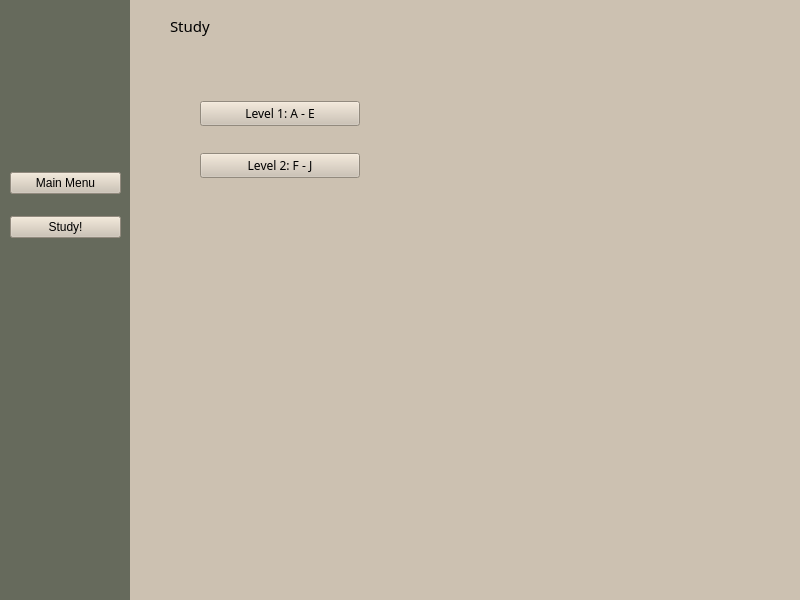
Above: mainmenu.ui from University-of-Utah-CS3505/a9-an-educational-app-BrittonJordan before the change. Below: the same form after it.
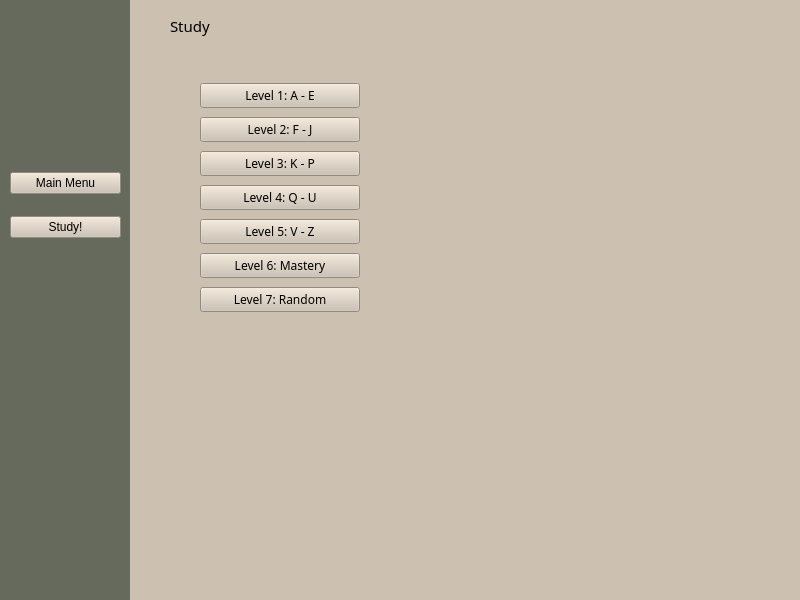
That is the form after the change. The open tabs and pages were chosen to show the change.

Commit message: Added all study level buttons and connected to study slots

```diff
--- a/mainmenu.ui
+++ b/mainmenu.ui
@@ -82,7 +82,7 @@
         <x>70</x>
         <y>80</y>
         <width>160</width>
-        <height>121</height>
+        <height>241</height>
        </rect>
       </property>
       <layout class="QVBoxLayout" name="levelButtonsLayout">
@@ -100,6 +100,41 @@
          </property>
         </widget>
        </item>
+       <item>
+        <widget class="QPushButton" name="level3Button">
+         <property name="text">
+          <string>Level 3: K - P</string>
+         </property>
+        </widget>
+       </item>
+       <item>
+        <widget class="QPushButton" name="level4Button">
+         <property name="text">
+          <string>Level 4: Q - U</string>
+         </property>
+        </widget>
+       </item>
+       <item>
+        <widget class="QPushButton" name="level5Button">
+         <property name="text">
+          <string>Level 5: V - Z</string>
+         </property>
+        </widget>
+       </item>
+       <item>
+        <widget class="QPushButton" name="level6Button">
+         <property name="text">
+          <string>Level 6: Mastery</string>
+         </property>
+        </widget>
+       </item>
+       <item>
+        <widget class="QPushButton" name="level7Button">
+         <property name="text">
+          <string>Level 7: Random</string>
+         </property>
+        </widget>
+       </item>
       </layout>
      </widget>
     </widget>
```
Left out of the diff: 2 changed lines with no effect on the pictures. The commit also changes 2 other files.
